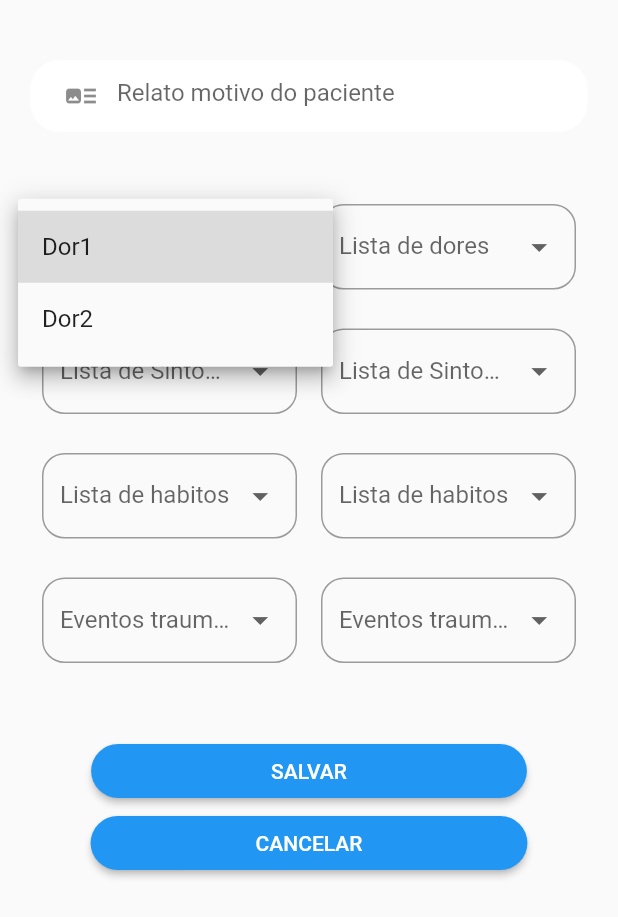
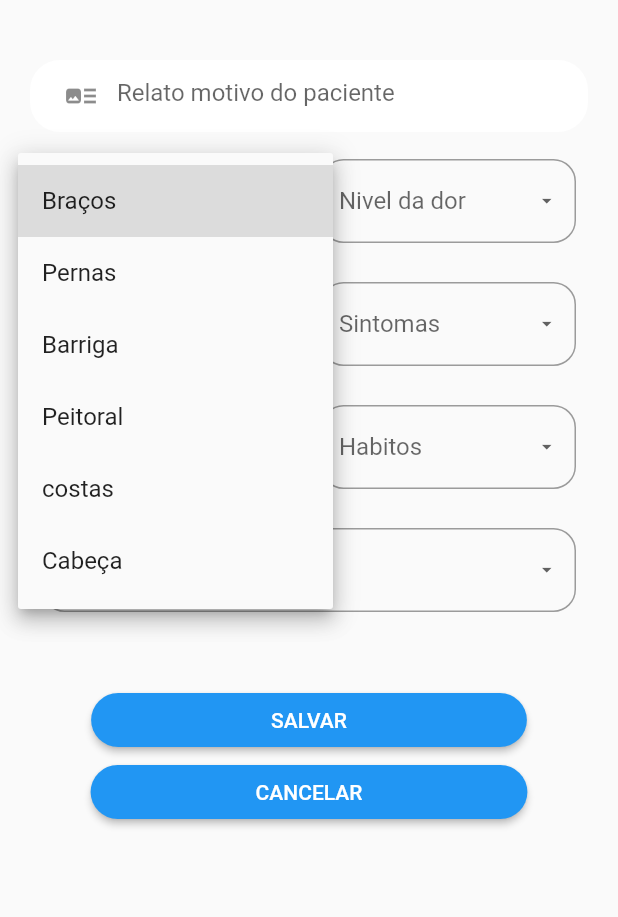
Before and after one commit to ccasilva/challenge_hmv, a Flutter app: the solicitaAtendimentoEmergencia screen opened directly with empty values, after a tap on "Lista de dores", on a phone screen of 412 x 824 dp. Shown: the top 917 px of the screen. Run offline on Flutter 3.47's test engine with Material 2 defaults, Android fonts, the phone set to English and light mode, and no system bars; our stand-ins replace flutter_native_splash, shared_preferences; accounts and stored records are empty.

Commit message:
Carregar dropdown fixo + chamada API no login

```diff
--- a/lib/models/autenticacao.dart
+++ b/lib/models/autenticacao.dart
@@ -172,6 +172,11 @@ class Autenticacao with ChangeNotifier {
     } else {
       final prefs = await SharedPreferences.getInstance();
       await prefs.setString("TOKEN", body['access_token']);
+      await prefs.setString("ID", body['id_user']);
+      await prefs.setString("NOME", body['primeiro_nome']);
+      await prefs.setString("EMAIL", usuario.email);
+      await prefs.setString("SENHA", usuario.senha);
+      await prefs.setString("CPF", body['cpf']);
     }
 
     print(
--- a/lib/pages/home.dart
+++ b/lib/pages/home.dart
@@ -179,7 +179,7 @@ Widget doctoroptions(BuildContext context, Color colors, String img, text) {
             ],
           )
         ],
-      ));
+      ),);
 }
 
 Widget opcoesDoPaciente(BuildContext context, Usuario usuario) {
--- a/lib/pages/solicita_atendimento_emergencia.dart
+++ b/lib/pages/solicita_atendimento_emergencia.dart
@@ -24,16 +24,36 @@ class _solicitaAtendimentoEmergenciaState
 
   final _formKey = GlobalKey<FormState>();
   bool isLoading = false;
-  List<DropdownMenuItem<int>> _listaItensDores = List();
-  Map<String, String> cadastrarPaciente = {
-    'codPais': '',
-    'codArea': '',
-    'telefone': '',
-    'desTelefone': '',
-    'codConvenio': '',
-    'desConvenio': '',
-    'numCartConvenio': '',
-    'datValidade': '',
+  int wDor;
+  int wnivelDor;
+  int wsintoma1;
+  int wsintoma2;
+  int whabito1;
+  int whabito2;
+  int wtraumatico1;
+
+  List<DropdownMenuItem<int>> _listaItensDores1 = List();
+  List<DropdownMenuItem<int>> _listaItensDores2 = List();
+  List<DropdownMenuItem<int>> _listaItensTraumaticos1 = List();
+  List<DropdownMenuItem<int>> _listaItensTraumaticos2 = List();
+  List<DropdownMenuItem<int>> _listaItensItensAssoDor1 = List();
+  List<DropdownMenuItem<int>> _listaItensItensAssoDor2 = List();
+  List<DropdownMenuItem<int>> _listaItensSintomas1 = List();
+  List<DropdownMenuItem<int>> _listaItensSintomas2 = List();
+  List<DropdownMenuItem<int>> _listaItensHabitos1 = List();
+  List<DropdownMenuItem<int>> _listaItensHabitos2 = List();
+
+  Map<String, String> parametrosSolEmergencia = {
+    'relatoPaciente': '',
+    'dor': '',
+    'nivelDor': '',
+    'sintoma1': '',
+    'sintoma2': '',
+    'habito1': '',
+    'habito2': '',
+    'traumatico1': '',
+    'traumatico2': '',
+
   };
 
   _cancelarCadastro(Usuario usuario) {
@@ -96,82 +116,28 @@ class _solicitaAtendimentoEmergenciaState
     );
   }
 
-  Future<void> _salvarDadosDoPaciente(
-      Usuario usuario, Paciente paciente2) async {
+  Future<void> _solicitaAtendimentoEmergencia() async {
+
+    print('Entrou aqui');
     _formKey.currentState?.save();
     Autenticacao autenticar = Provider.of(context, listen: false);
     String _token;
-    List<DropdownMenuItem<String>> _listaItensDores1 = [
-      DropdownMenuItem(child: Text("USA"), value: "USA"),
-      DropdownMenuItem(child: Text("Canada"), value: "Canada"),
-      DropdownMenuItem(child: Text("Brazil"), value: "Brazil"),
-      DropdownMenuItem(child: Text("England"), value: "England"),
-    ];
 
-    Paciente paciente = Paciente(
-      nome: paciente2.nome,
-      email: paciente2.email,
-      nomeMae: paciente2.nomeMae,
-      nomePai: paciente2.nomePai,
-      enderecoDescricao: cadastrarPaciente['enderecoDescricao'],
-      logradouro: cadastrarPaciente['logradouro'],
-      numero: cadastrarPaciente['numero'],
-      complemento: cadastrarPaciente['complemento'],
-      cidade: cadastrarPaciente['cidade'],
-      uf: cadastrarPaciente['uf'],
-      cep: cadastrarPaciente['cep'],
-      codPais: cadastrarPaciente['codPais'],
-      codArea: cadastrarPaciente['codArea'],
-      telefone: cadastrarPaciente['telefone'],
-      desTelefone: cadastrarPaciente['desTelefone'],
-      codConvenio: cadastrarPaciente['codConvenio'],
-      desConvenio: cadastrarPaciente['desConvenio'],
-      numCartConvenio: cadastrarPaciente['numCartConvenio'],
-      datValidade: cadastrarPaciente['datValidade'],
-    );
+    print('wDor {$wDor}');
+    print('wnivelDor {$wnivelDor}');
+    print('wsintoma1 {$wsintoma1}');
+    print('wsintoma2 {$wsintoma2}');
+    print('whabito1 {$whabito1}');
+    print('whabito2 {$whabito2}');
+    print('wtraumatico1 {$wtraumatico1}');
+    print(parametrosSolEmergencia['relatoPaciente']);
 
-    if (paciente.codArea == '') {
-      _showErroPaciente("Erro", "Favor, preencher o código da Area");
-    } else if (paciente.codPais == '') {
-      _showErroPaciente("Erro", "Favor, preencher o código do pais");
-    } else if (paciente.telefone == '') {
-      _showErroPaciente("Erro", "Favor, preencher o telefone");
-    } else if (paciente.codConvenio == '') {
-      _showErroPaciente("Erro", "Favor, preencher o código do convênio.");
-    } else if (paciente.desConvenio == '') {
-      _showErroPaciente("Erro", "Favor, preencher a descrição do convênio.");
-    } else if (paciente.numCartConvenio == '') {
-      _showErroPaciente(
-          "Erro", "Favor, preencher o número da carteira do convênio.");
-    } else if (paciente.datValidade == '') {
-      _showErroPaciente(
-          "Erro", "Favor, preencher a data de validade convênio.");
-    } else {
-      try {
-        await autenticar.gerarToken(usuario);
-        print("Finalizou!");
-      } catch (e) {
-        _showErroRegPaciente('Erro ao autenticar', e.toString());
-      }
 
-      final prefs = await SharedPreferences.getInstance();
-      setState(() {
-        _token = prefs.getString("TOKEN");
-      });
+    final prefs = await SharedPreferences.getInstance();
+    setState(() {
+      _token = prefs.getString("TOKEN");
+    });
 
-      try {
-        await autenticar.registrarCadPacienteCompleto(
-          paciente,
-          usuario,
-          _token,
-        );
-
-        _showPacienteSucesso(
-            'Aviso', 'Paciente cadastrado com sucesso!', usuario);
-      } catch (e) {
-        _showErroRegPaciente('Erro ao autenticar', e.toString());
-      }
-    }
   }
 
   @override
@@ -179,17 +145,87 @@ class _solicitaAtendimentoEmergenciaState
     // TODO: implement initState
     super.initState();
     _carregaItensDoresDropdown();
+    _carregaItensSintomasDropdown();
+    _carregaItensHabitosDropdown();
+    _carregaItensEveTraumaticosDropdown();
+    _carregaItensItensAssoDorDropdown();
+  }
+
+  _carregaItensItensAssoDorDropdown(){
+    _listaItensItensAssoDor1.add(
+        const DropdownMenuItem(child: Text("Ligeira"), value: 1)
+    );
+    _listaItensItensAssoDor1.add(
+        const DropdownMenuItem(child: Text("Moderada"), value: 2)
+    );
+    _listaItensItensAssoDor1.add(
+        const DropdownMenuItem(child: Text("Intensa"), value: 3)
+    );
+    _listaItensItensAssoDor1.add(
+        const DropdownMenuItem(child: Text("Maxima"), value: 4)
+    );
+    _listaItensItensAssoDor2 = _listaItensItensAssoDor1;
+  }
+
+  _carregaItensEveTraumaticosDropdown(){
+    _listaItensTraumaticos1.add(
+        const DropdownMenuItem(child: Text("Qd de aviao"), value: 1)
+    );
+    _listaItensTraumaticos1.add(
+        const DropdownMenuItem(child: Text("Qd da escada"), value: 3)
+    );
+    _listaItensTraumaticos1.add(
+        const DropdownMenuItem(child: Text("Qd de moto"), value: 1)
+    );
+    _listaItensTraumaticos1.add(
+        const DropdownMenuItem(child: Text("atropelamento"), value: 1)
+    );
+  }
+
+  _carregaItensHabitosDropdown(){
+    _listaItensHabitos1.add(
+        const DropdownMenuItem(child: Text("fumante"), value: 1)
+    );
+    _listaItensHabitos1.add(
+        const DropdownMenuItem(child: Text("Corrida"), value: 2)
+    );
+    _listaItensHabitos2 = _listaItensHabitos1;
+  }
+
+  _carregaItensSintomasDropdown(){
+    _listaItensSintomas1.add(
+        const DropdownMenuItem(child: Text("febre"), value: 3)
+    );
+    _listaItensSintomas1.add(
+        const DropdownMenuItem(child: Text("dor de cabeca"), value: 1)
+    );
+    _listaItensSintomas1.add(
+        const DropdownMenuItem(child: Text("dor no peito"), value: 2)
+    );
+    _listaItensSintomas2 = _listaItensSintomas1;
   }
 
   _carregaItensDoresDropdown(){
-    _listaItensDores.add(
-      DropdownMenuItem(child: Text("Dor1"), value: 1)
+    _listaItensDores1.add(
+        const DropdownMenuItem(child: Text("Braços"), value: 1)
+    );
+    _listaItensDores1.add(
+        const DropdownMenuItem(child: Text("Pernas"), value: 2)
+    );
+    _listaItensDores1.add(
+        const DropdownMenuItem(child: Text("Barriga"), value: 3)
+    );
+    _listaItensDores1.add(
+        const DropdownMenuItem(child: Text("Peitoral"), value: 4)
+    );
+    _listaItensDores1.add(
+        const DropdownMenuItem(child: Text("costas"), value: 5)
+    );
+    _listaItensDores1.add(
+        const DropdownMenuItem(child: Text("Cabeça"), value: 6)
     );
 
-    _listaItensDores.add(
-        DropdownMenuItem(child: Text("Dor2"), value: 2)
-    );
-
+    _listaItensDores2 = _listaItensDores1;
   }
 
   @override
@@ -223,21 +259,24 @@ class _solicitaAtendimentoEmergenciaState
                             hintText: "Relato motivo do paciente",
                             prefixIcon: Icon(Icons.art_track_outlined),
                           ),
-                          onSaved: (codPais) =>
-                              cadastrarPaciente['codPais'] = codPais ?? '',
+                          onSaved: (relatoPaciente) =>
+                          parametrosSolEmergencia['relatoPaciente'] = relatoPaciente ?? '',
                         ),
                       ),
-                      const SizedBox(height: 40),
+                      const SizedBox(height: 10),
                       Row(
                         children: [
                           Expanded(
                             child: Padding(
                               padding: const EdgeInsets.all(8),
                               child: DropdownButtonFormField<int>(
-                                iconSize: 25,
-                                onChanged: (valor){
-                                  print("Valor drop: $valor");
-                                },
+                                value: wDor,
+                                iconSize: 15,
+                                onChanged: (dor) {
+                                  setState(() {
+                                    wDor = dor ?? '';
+                                  });
+                                  },
                                 decoration: InputDecoration(
                                     labelText: 'Lista de dores',
                                     isDense: true,
@@ -247,7 +286,7 @@ class _solicitaAtendimentoEmergenciaState
                                 validator: (value) {
                                   return 'Selecione uma categoria';
                                 },
-                                items: _listaItensDores,
+                                items: _listaItensDores1,
 
                               ),
                             ),
@@ -256,20 +295,23 @@ class _solicitaAtendimentoEmergenciaState
                             child: Padding(
                               padding: const EdgeInsets.all(8),
                               child: DropdownButtonFormField<int>(
-                                iconSize: 25,
-                                onChanged: (valor){
-                                  print("Valor drop: $valor");
+                                value: wnivelDor,
+                                iconSize: 15,
+                                onChanged: (nivelDor) {
+                                  setState(() {
+                                    wnivelDor = nivelDor ?? '';
+                                  });
                                 },
                                 decoration: InputDecoration(
-                                    labelText: 'Lista de dores',
+                                    labelText: 'Nivel da dor',
                                     isDense: true,
                                     border: OutlineInputBorder(
                                         borderRadius:
                                         BorderRadius.circular(15))),
                                 validator: (value) {
-                                  return 'Selecione uma categoria';
+                                  return 'Selecione';
                                 },
-                                items: _listaItensDores,
+                                items: _listaItensItensAssoDor1,
 
                               ),
                             ),
@@ -283,21 +325,23 @@ class _solicitaAtendimentoEmergenciaState
                             child: Padding(
                               padding: const EdgeInsets.all(8),
                               child: DropdownButtonFormField<int>(
-                                iconSize: 25,
-                                onChanged: (valor){
-                                  print("Valor drop: $valor");
+                                value: wsintoma1,
+                                iconSize: 15,
+                                onChanged: (sintoma1) {
+                                  setState(() {
+                                    wsintoma1 = sintoma1 ?? '';
+                                  });
                                 },
                                 decoration: InputDecoration(
-                                    labelText: 'Lista de Sintomas',
+                                    labelText: 'Sintomas',
                                     isDense: true,
                                     border: OutlineInputBorder(
                                         borderRadius:
                                         BorderRadius.circular(15))),
                                 validator: (value) {
-                                  return 'Selecione uma categoria';
+                                  return 'Selecione';
                                 },
-                                items: _listaItensDores,
-
+                                items: _listaItensSintomas1,
                               ),
                             ),
                           ),
@@ -305,21 +349,23 @@ class _solicitaAtendimentoEmergenciaState
                             child: Padding(
                               padding: const EdgeInsets.all(8),
                               child: DropdownButtonFormField<int>(
-                                iconSize: 25,
-                                onChanged: (valor){
-                                  print("Valor drop: $valor");
+                                value: wsintoma2,
+                                iconSize: 15,
+                                onChanged: (sintoma2) {
+                                  setState(() {
+                                    wsintoma2 = sintoma2 ?? '';
+                                  });
                                 },
                                 decoration: InputDecoration(
-                                    labelText: 'Lista de Sintomas',
+                                    labelText: 'Sintomas',
                                     isDense: true,
                                     border: OutlineInputBorder(
                                         borderRadius:
                                         BorderRadius.circular(15))),
                                 validator: (value) {
-                                  return 'Selecione uma categoria';
+                                  return 'Selecione';
                                 },
-                                items: _listaItensDores,
-
+                                items: _listaItensSintomas1,
                               ),
                             ),
                           )
@@ -332,20 +378,23 @@ class _solicitaAtendimentoEmergenciaState
                             child: Padding(
                               padding: const EdgeInsets.all(8),
                               child: DropdownButtonFormField<int>(
-                                iconSize: 25,
-                                onChanged: (valor){
-                                  print("Valor drop: $valor");
+                                value: whabito1,
+                                iconSize: 15,
+                                onChanged: (habito1) {
+                                  setState(() {
+                                    whabito1 = habito1 ?? '';
+                                  });
                                 },
                                 decoration: InputDecoration(
-                                    labelText: 'Lista de habitos',
+                                    labelText: 'Habitos',
                                     isDense: true,
                                     border: OutlineInputBorder(
                                         borderRadius:
                                         BorderRadius.circular(15))),
                                 validator: (value) {
-                                  return 'Selecione uma categoria';
+                                  return 'Selecione';
                                 },
-                                items: _listaItensDores,
+                                items: _listaItensHabitos1,
 
                               ),
                             ),
@@ -354,20 +403,23 @@ class _solicitaAtendimentoEmergenciaState
                             child: Padding(
                               padding: const EdgeInsets.all(8),
                               child: DropdownButtonFormField<int>(
-                                iconSize: 25,
-                                onChanged: (valor){
-                                  print("Valor drop: $valor");
+                                value: whabito2,
+                                iconSize: 15,
+                                onChanged: (habito2) {
+                                  setState(() {
+                                    whabito2 = habito2 ?? '';
+                                  });
                                 },
                                 decoration: InputDecoration(
-                                    labelText: 'Lista de habitos',
+                                    labelText: 'Habitos',
                                     isDense: true,
                                     border: OutlineInputBorder(
                                         borderRadius:
                                         BorderRadius.circular(15))),
                                 validator: (value) {
-                                  return 'Selecione uma categoria';
+                                  return 'Selecione';
                                 },
-                                items: _listaItensDores,
+                                items: _listaItensHabitos1,
 
                               ),
                             ),
@@ -377,50 +429,31 @@ class _solicitaAtendimentoEmergenciaState
                       const SizedBox(height: 10),
                       Row(
                         children: [
-                          Expanded(
-                            child: Padding(
-                              padding: const EdgeInsets.all(8),
-                              child: DropdownButtonFormField<int>(
-                                iconSize: 25,
-                                onChanged: (valor){
-                                  print("Valor drop: $valor");
-                                },
-                                decoration: InputDecoration(
-                                    labelText: 'Eventos traumaticos',
-                                    isDense: true,
-                                    border: OutlineInputBorder(
-                                        borderRadius:
-                                        BorderRadius.circular(15))),
-                                validator: (value) {
-                                  return 'Selecione uma categoria';
-                                },
-                                items: _listaItensDores,
+                            Expanded(
+                              child: Padding(
+                                padding: const EdgeInsets.all(8),
+                                child: DropdownButtonFormField<int>(
+                                  value: wtraumatico1,
+                                  iconSize: 15,
+                                  onChanged: (traumatico1) {
+                                    setState(() {
+                                      wtraumatico1 = traumatico1 ?? '';
+                                    });
+                                  },
+                                  decoration: InputDecoration(
+                                      labelText: 'Traumaticos',
+                                      isDense: true,
+                                      border: OutlineInputBorder(
+                                          borderRadius:
+                                          BorderRadius.circular(15))),
+                                  validator: (value) {
+                                    return 'Selecione';
+                                  },
+                                  items: _listaItensTraumaticos1,
 
+                                ),
                               ),
                             ),
-                          ),
-                          Expanded(
-                            child: Padding(
-                              padding: const EdgeInsets.all(8),
-                              child: DropdownButtonFormField<int>(
-                                iconSize: 25,
-                                onChanged: (valor){
-                                  print("Valor drop: $valor");
-                                },
-                                decoration: InputDecoration(
-                                    labelText: 'Eventos traumaticos',
-                                    isDense: true,
-                                    border: OutlineInputBorder(
-                                        borderRadius:
-                                        BorderRadius.circular(15))),
-                                validator: (value) {
-                                  return 'Selecione uma categoria';
-                                },
-                                items: _listaItensDores,
-
-                              ),
-                            ),
-                          )
                         ],
                       ),
                       const SizedBox(height: 40),
@@ -428,7 +461,7 @@ class _solicitaAtendimentoEmergenciaState
                         const CircularProgressIndicator()
                       else
                         ElevatedButton(
-                          onPressed: () => {},
+                          onPressed: _solicitaAtendimentoEmergencia,
                           child: const Text("SALVAR"),
                           style: ElevatedButton.styleFrom(
                             shape: RoundedRectangleBorder(
@@ -440,21 +473,6 @@ class _solicitaAtendimentoEmergenciaState
                             ),
                           ),
                         ),
-                      //const SizedBox(height: 5),
-                      // ElevatedButton(
-                      //   onPressed: () {},
-                      //   child: const Text("VOLTAR"),
-                      //   style: ElevatedButton.styleFrom(
-                      //     shape: RoundedRectangleBorder(
-                      //       borderRadius: BorderRadius.circular(90),
-                      //     ),
-                      //     padding: const EdgeInsets.symmetric(
-                      //       horizontal: 120,
-                      //       vertical: 10,
-                      //     ),
-                      //   ),
-                      // ),
-                      //const SizedBox(height: 5),
                       ElevatedButton(
                         onPressed: () => _cancelarCadastro(widget.usuario),
                         child: const Text("CANCELAR"),
```
Also changed, not shown: lib/pages/login_page.dart (+49 -9 lines).
